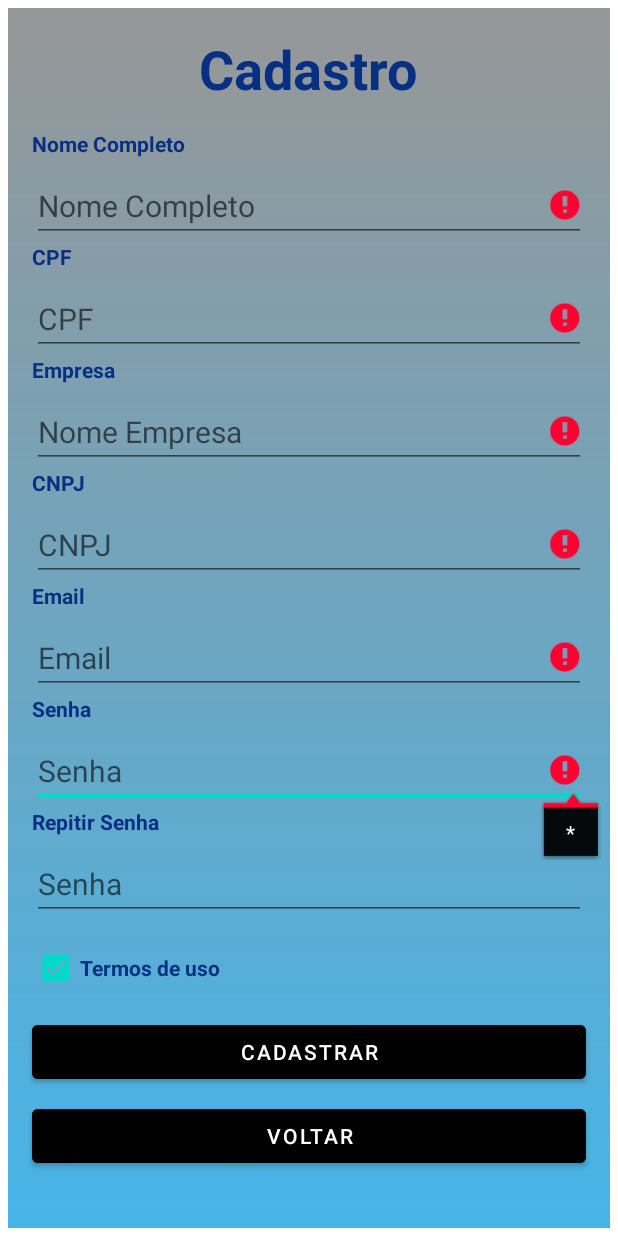
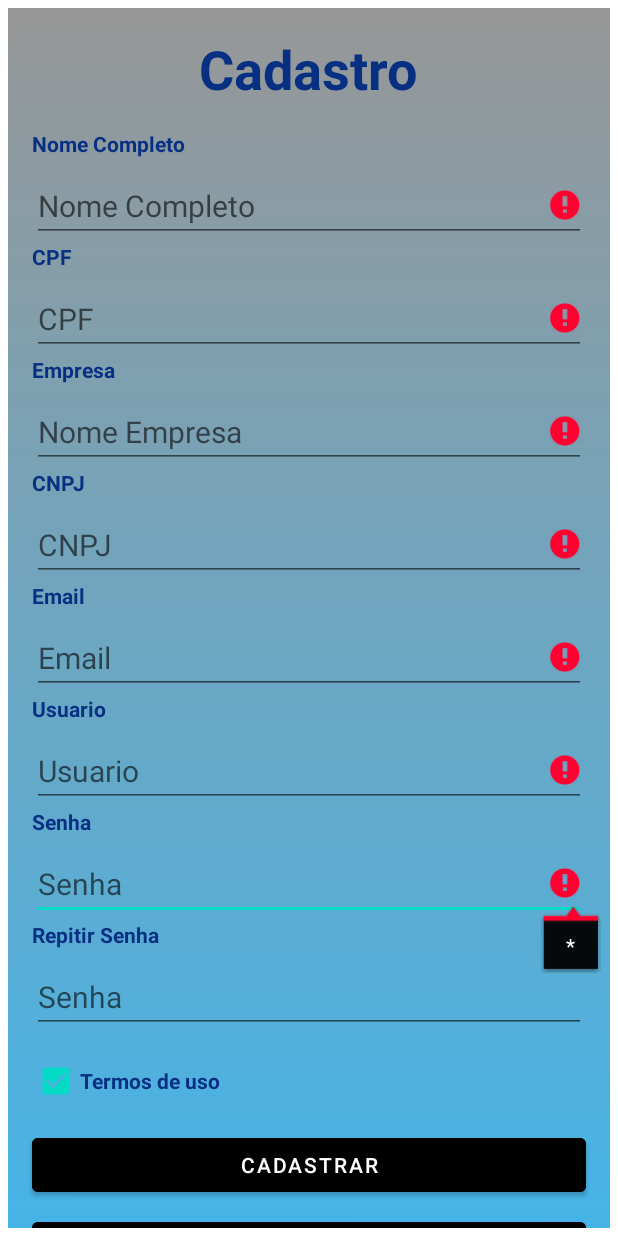
Before and after one commit to Viny-Stark/AndroidStudio-GerenciadorFN, an Android app: the CadastroUsuarioActivity screen opened directly, with no data from a screen before it, after a tap on "CADASTRAR", on a phone screen of 412 x 824 dp. Run offline under Robolectric (Android 15) with nearby library versions, the phone set to English and light mode, and no system bars; 2 other taps on this screen came first.

Commit message:
Atualização Tela Login;

```diff
--- a/app/src/main/java/com/example/gerenciadorfn/api/AppDataBase.java
+++ b/app/src/main/java/com/example/gerenciadorfn/api/AppDataBase.java
@@ -22,7 +22,7 @@ import java.util.ArrayList;
 import java.util.List;
 
 public  class AppDataBase extends SQLiteOpenHelper {
-    private static final String DB_NAME = "funcionarioDB.sqlite";
+    private static final String DB_NAME = "GerenciadorFN.sqlite";
     private static final int DB_VERSION = 1;
 
     Cursor cursor;
@@ -163,11 +163,11 @@ public  class AppDataBase extends SQLiteOpenHelper {
 
         return list;
     }
-    public boolean ValidarUsuario(String email,String senha){
+    public boolean validarUsuario(String usuario,String senha){
 
         SQLiteDatabase db=getReadableDatabase();
-        Cursor c=db.rawQuery("SELECT * FROM usuarios WHERE email=? AND senha=?"
-       ,new String[]{email,senha} );
+        Cursor c=db.rawQuery("SELECT * FROM usuarios WHERE usuario=? AND senha=?"
+       ,new String[]{usuario,senha} );
         c.moveToFirst();
 
         return c.getCount() > 0;
--- a/app/src/main/java/com/example/gerenciadorfn/controller/UsuarioController.java
+++ b/app/src/main/java/com/example/gerenciadorfn/controller/UsuarioController.java
@@ -30,6 +30,7 @@ public class UsuarioController extends AppDataBase {
         dados.put(UsuarioDataModel.NOME_DA_EMPRESA, obj.getNomeDaEmpresa());
         dados.put(UsuarioDataModel.CNPJ, obj.getCnpj());
         dados.put(UsuarioDataModel.EMAIL, obj.getEmail());
+        dados.put(UsuarioDataModel.USUARIO, obj.getUsuario());
         dados.put(UsuarioDataModel.SENHA, obj.getSenha());
 
         return  insert(TABELA, dados);
--- a/app/src/main/java/com/example/gerenciadorfn/datamodel/UsuarioDataModel.java
+++ b/app/src/main/java/com/example/gerenciadorfn/datamodel/UsuarioDataModel.java
@@ -13,6 +13,7 @@ public class UsuarioDataModel  {
     public static final String CPF = "cpf";
     public static final String NOME_DA_EMPRESA = "nomeDaEmpresa";
     public static final String  CNPJ = "cnpj";
+    public static final String USUARIO="usuario";
 
     public static final String EMAIL = "email";
     public static final String SENHA = "senha";
@@ -29,6 +30,7 @@ public class UsuarioDataModel  {
         query += NOME_DA_EMPRESA+" TEXT, ";
         query += CNPJ+" TEXT, ";
         query += EMAIL+" TEXT, ";
+        query += USUARIO+" TEXT, ";
         query += SENHA+" TEXT ";
 
         query += ")";
--- a/app/src/main/java/com/example/gerenciadorfn/view/CadastroUsuarioActivity.java
+++ b/app/src/main/java/com/example/gerenciadorfn/view/CadastroUsuarioActivity.java
@@ -23,7 +23,7 @@ import com.example.gerenciadorfn.model.Usuario;
 
 public class CadastroUsuarioActivity extends AppCompatActivity {
 
-    EditText editNomeCompleto,editCpf,editNomeEmpresa,editCnpj,editEmail,editSenha,editSenha2;
+    EditText editNomeCompleto,editCpf,editNomeEmpresa,editCnpj,editEmail,editUsuario,editSenha,editSenha2;
 
     Button btnCadastro,btnVoltar;
     CheckBox ckTermos;
@@ -50,13 +50,12 @@ public class CadastroUsuarioActivity extends AppCompatActivity {
 
                 if (dadosOk()){
 
-
-
                         usuarioNovo.setNomeCompleto(editNomeCompleto.getText().toString());
                         usuarioNovo.setCpf(editCpf.getText().toString());
                         usuarioNovo.setNomeDaEmpresa(editNomeEmpresa.getText().toString());
                         usuarioNovo.setCnpj(editCnpj.getText().toString());
                         usuarioNovo.setEmail(editEmail.getText().toString());
+                        usuarioNovo.setUsuario(editUsuario.getText().toString());
                         usuarioNovo.setSenha(editSenha.getText().toString());
 
                     if(!validarSenha()) {
@@ -80,8 +79,6 @@ public class CadastroUsuarioActivity extends AppCompatActivity {
                     }else{
 
                         controller.incluir(usuarioNovo);
-
-                        salvarSharedPreferences();
 
                         Intent intent = new Intent(CadastroUsuarioActivity.this, MainActivity.class);
                         startActivity(intent);
@@ -160,6 +157,11 @@ public class CadastroUsuarioActivity extends AppCompatActivity {
             editEmail.requestFocus();
             retorno =false;
         }
+        if(TextUtils.isEmpty(editUsuario.getText().toString())){
+            editUsuario.setError("*");
+            editUsuario.requestFocus();
+            retorno =false;
+        }
         if(TextUtils.isEmpty(editSenha.getText().toString())){
             editSenha.setError("*");
             editSenha.requestFocus();
@@ -180,6 +182,7 @@ public class CadastroUsuarioActivity extends AppCompatActivity {
         editNomeEmpresa = findViewById(R.id.editNomeEmpresa);
         editCnpj = findViewById(R.id.editCnpj);
         editEmail = findViewById(R.id.editEmail);
+        editUsuario = findViewById(R.id.editUsuario);
         editSenha = findViewById(R.id.editSenha);
         editSenha2 = findViewById(R.id.editSenha2);
         btnCadastro = findViewById(R.id.btnCadastro);
--- a/app/src/main/java/com/example/gerenciadorfn/view/LoginActivity.java
+++ b/app/src/main/java/com/example/gerenciadorfn/view/LoginActivity.java
@@ -51,14 +51,14 @@ public class LoginActivity extends AppCompatActivity {
                 String senha=editSenha.getText().toString();
 
                 if(!usuario.equals("") && !senha.equals("")){
-                    boolean res=base.ValidarUsuario(usuario,senha);
+                    boolean res=base.validarUsuario(usuario,senha);
                     if(res) {
                         Toast.makeText(LoginActivity.this, "Bem vindo " + usuario, Toast.LENGTH_SHORT).show();
                         Intent intent= new Intent(LoginActivity.this,MainActivity.class);
                         startActivity(intent);
                         finish();
                     }else {
-                        Toast.makeText(LoginActivity.this,"Email ou senha incorretos",Toast.LENGTH_LONG).show();
+                        Toast.makeText(LoginActivity.this,"Usuario ou senha incorretos",Toast.LENGTH_LONG).show();
 
                     }
                 }else{
--- a/app/src/main/res/layout/activity_cadastro_usuario.xml
+++ b/app/src/main/res/layout/activity_cadastro_usuario.xml
@@ -118,6 +118,25 @@
             android:textSize="20dp"
             android:inputType="textEmailAddress" />
 
+        <TextView android:id="@+id/txUsuario"
+            android:layout_width="wrap_content"
+            android:layout_height="wrap_content"
+            android:layout_marginLeft="16dp"
+            android:text="Usuario"
+            android:textColor="#073083"
+            android:textStyle="bold" />
+
+        <EditText android:id="@+id/editUsuario"
+            android:layout_width="match_parent"
+            android:layout_height="wrap_content"
+            android:layout_marginLeft="16dp"
+            android:layout_marginTop="8sp"
+            android:layout_marginRight="16dp"
+            android:ems="10"
+            android:hint="Usuario"
+            android:textSize="20dp"
+            android:inputType="textEmailAddress" />
+
         <TextView android:id="@+id/txtSenha"
             android:layout_width="wrap_content"
             android:layout_height="wrap_content"
```
Also changed, not shown: app/src/main/java/com/example/gerenciadorfn/model/Usuario.java (+10 -0 lines).
